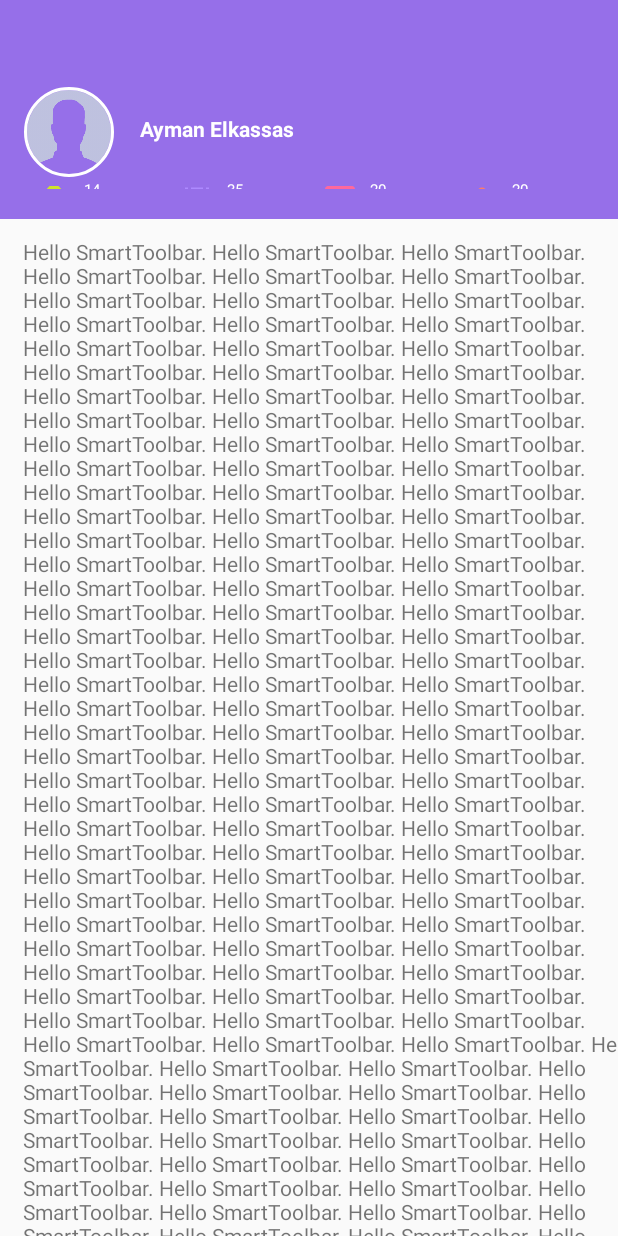
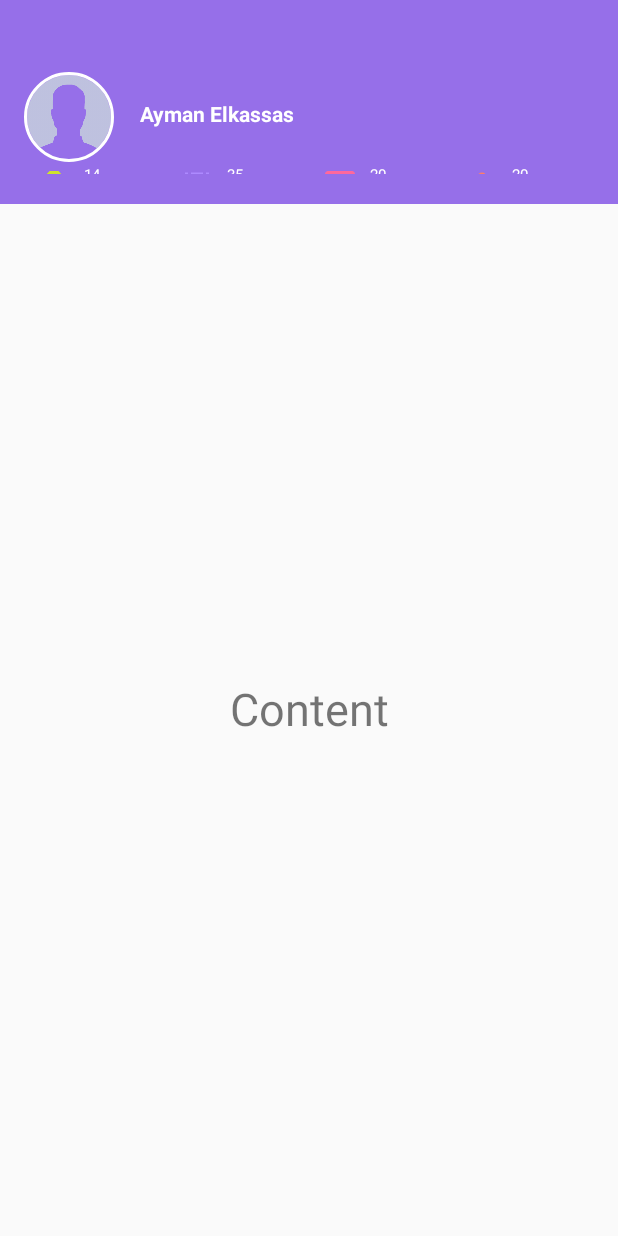
Before and after one commit to ayman-elkassas/Cherish, an Android app: the Profile screen opened directly, with no data from a screen before it, on a phone screen of 412 x 824 dp. Run offline under Robolectric (Android 15) with nearby library versions, the phone set to English and light mode, and no system bars; our stand-ins replace CircleImageView.

Commit message:
Profile Activity done....

```diff
--- a/app/src/main/res/layout/app_bar_main.xml
+++ b/app/src/main/res/layout/app_bar_main.xml
@@ -23,7 +23,7 @@
         <android.support.constraint.ConstraintLayout
             android:layout_width="match_parent"
             android:layout_height="wrap_content"
-            android:layout_marginTop="50dp"
+            android:layout_marginTop="40dp"
             >
 
 
@@ -240,17 +240,15 @@
     <include
         android:id="@+id/include"
         layout="@layout/content_main"
-        android:layout_width="wrap_content"
-        android:layout_height="wrap_content"
+        android:layout_width="match_parent"
+        android:layout_height="56dp"
         android:layout_marginBottom="16dp"
         android:layout_marginEnd="16dp"
         android:layout_marginStart="16dp"
-        android:layout_marginTop="16dp"
         app:layout_constraintBottom_toBottomOf="parent"
         app:layout_constraintEnd_toEndOf="parent"
         app:layout_constraintHorizontal_bias="0.039"
         app:layout_constraintStart_toStartOf="parent"
-        app:layout_constraintTop_toBottomOf="@+id/toolbar"
-        app:layout_constraintVertical_bias="0.025" />
+        app:layout_constraintTop_toBottomOf="@+id/toolbar" />
 
 </android.support.constraint.ConstraintLayout>
--- a/app/src/main/res/layout/content_main.xml
+++ b/app/src/main/res/layout/content_main.xml
@@ -9,12 +9,22 @@
     tools:showIn="@layout/app_bar_main">
 
     <TextView
-        android:layout_width="wrap_content"
-        android:layout_height="wrap_content"
-        android:text="@string/smtb_content"
+        android:layout_width="match_parent"
+        android:layout_height="match_parent"
+        android:layout_marginBottom="8dp"
+        android:layout_marginEnd="8dp"
+        android:layout_marginStart="8dp"
+        android:layout_marginTop="8dp"
+        android:gravity="center"
+        android:text="Content"
+        android:textSize="30sp"
         app:layout_constraintBottom_toBottomOf="parent"
+        app:layout_constraintEnd_toEndOf="parent"
+        app:layout_constraintHorizontal_bias="1.0"
         app:layout_constraintLeft_toLeftOf="parent"
         app:layout_constraintRight_toRightOf="parent"
-        app:layout_constraintTop_toTopOf="parent" />
+        app:layout_constraintStart_toStartOf="parent"
+        app:layout_constraintTop_toTopOf="parent"
+        app:layout_constraintVertical_bias="1.0" />
 
 </android.support.constraint.ConstraintLayout>
```
